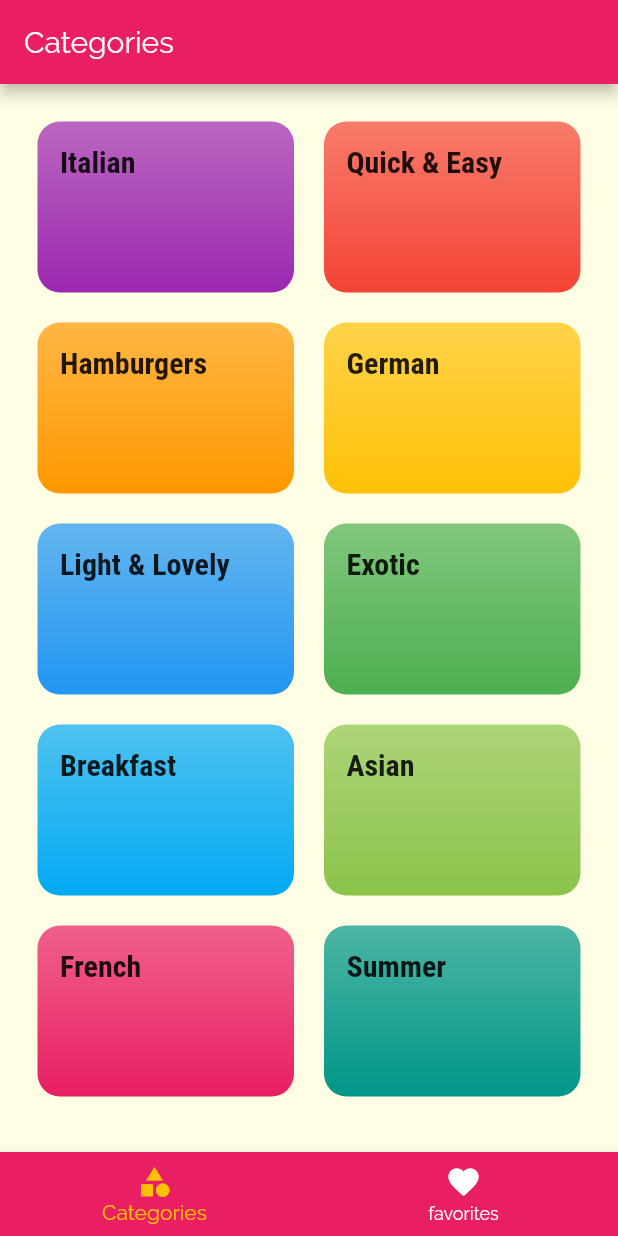
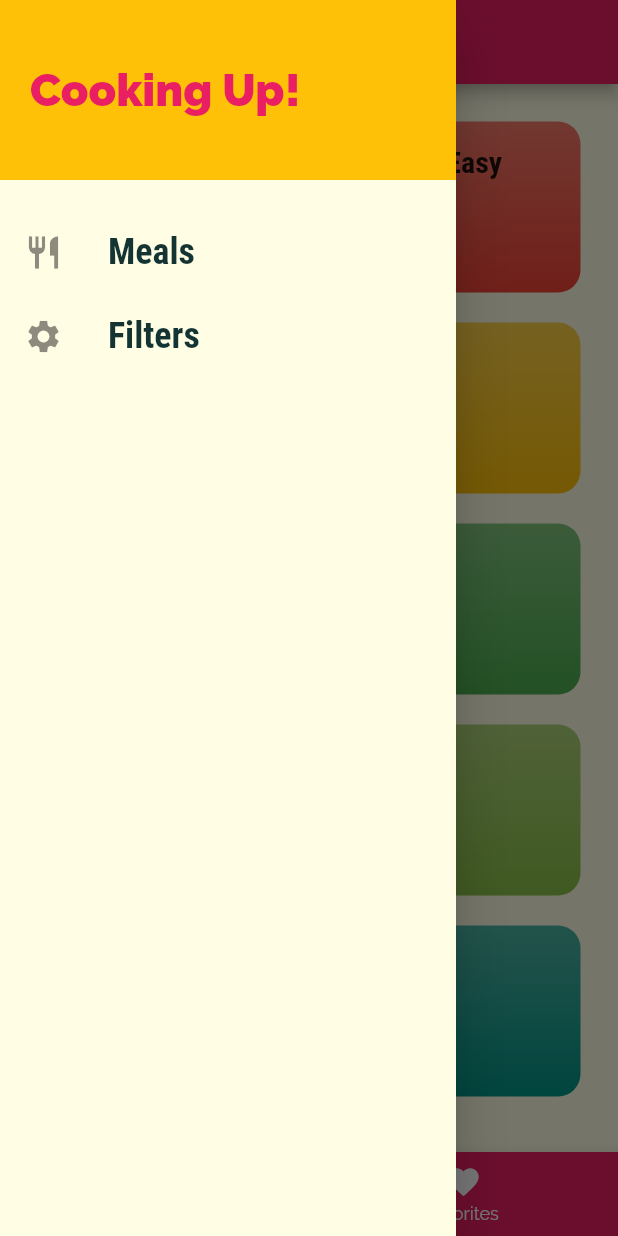
Before and after one commit to hatem1055/flutter-meals-app, a Flutter app: the screen it shows after launch, with the side drawer open (before the commit the screen has no drawer), on a phone screen of 412 x 824 dp. Run offline on Flutter 3.47's test engine with Material 2 defaults, Android fonts, the phone set to English and light mode, and no system bars.

Commit message:
drawer links + delete unliked meals

```diff
--- a/lib/main.dart
+++ b/lib/main.dart
@@ -1,4 +1,5 @@
 import 'package:flutter/material.dart';
+import 'package:meals_app/screens/settings/settings-main.dart';
 import 'package:meals_app/screens/tabs-screen/tabs_screen.dart';
 
 import './screens/categories_screen/categories_main.dart';
@@ -37,7 +38,8 @@ class MyApp extends StatelessWidget {
       routes: {
         '/': (ctx) => TabsScreen(),
         CategoryMealsScreen.routName: (ctx) => CategoryMealsScreen(),
-        MealDetailsMain.routName : (ctx) => MealDetailsMain()
+        MealDetailsMain.routName : (ctx) => MealDetailsMain(),
+        Settings.routeName : (ctx) => Settings()
       },
       onUnknownRoute: (settings){
         return MaterialPageRoute(builder: (_) => CategoriesScreen());
--- a/lib/screens/meal_deatails/meal_details_main.dart
+++ b/lib/screens/meal_deatails/meal_details_main.dart
@@ -34,6 +34,12 @@ class MealDetailsMain extends StatelessWidget {
     return Scaffold(
       appBar: AppBar(
         title: Text(meal.title),
+      ),
+      floatingActionButton: FloatingActionButton(
+        child: Icon(Icons.delete),
+        onPressed: (){
+          Navigator.of(context).pop(meal.id);
+        },
       ),
       body: SingleChildScrollView(
         child: Column(children: [
--- /dev/null
+++ b/lib/screens/tabs-screen/drawer.dart
@@ -0,0 +1,50 @@
+import 'package:flutter/material.dart';
+import 'package:meals_app/screens/settings/settings-main.dart';
+
+class MainDrawer extends StatelessWidget {
+  Widget buildDrawerLink(BuildContext ctx,String text, IconData icon, String route) {
+    return ListTile(
+      leading: Icon(
+        icon,
+        size: 26,
+      ),
+      title: Text(
+        text,
+        style: TextStyle(
+            fontFamily: 'RobotoCondensed',
+            fontSize: 24,
+            fontWeight: FontWeight.bold),
+      ),
+      onTap: () {
+          Navigator.of(ctx).pushNamed(route);
+        },
+    );
+  }
+
+  @override
+  Widget build(BuildContext context) {
+    return Drawer(
+      child: Column(children: [
+        Container(
+          height: 120,
+          width: double.infinity,
+          padding: EdgeInsets.all(20),
+          alignment: Alignment.centerLeft,
+          color: Theme.of(context).accentColor,
+          child: Text(
+            'Cooking Up!',
+            style: TextStyle(
+                fontWeight: FontWeight.w900,
+                fontSize: 30,
+                color: Theme.of(context).primaryColor),
+          ),
+        ),
+        SizedBox(
+          height: 20,
+        ),
+        buildDrawerLink(context,'Meals', Icons.restaurant,'/' ),
+        buildDrawerLink(context,'Filters', Icons.settings,Settings.routeName)
+      ]),
+    );
+  }
+}
--- a/lib/screens/tabs-screen/tabs_screen.dart
+++ b/lib/screens/tabs-screen/tabs_screen.dart
@@ -1,6 +1,8 @@
 import 'package:flutter/material.dart';
 import 'package:meals_app/screens/categories_screen/categories_main.dart';
 import 'package:meals_app/screens/favorits_screen/favourits_main.dart';
+import 'package:meals_app/screens/tabs-screen/drawer.dart';
+
 
 class TabsScreen extends StatefulWidget {
   @override
@@ -8,16 +10,18 @@ class TabsScreen extends StatefulWidget {
 }
 
 class _TabsScreenState extends State<TabsScreen> {
-  final List<Map<String,dynamic>> pages = [
-    {'widget' : CategoriesScreen(),'title' : 'Categories'},
-    {'widget' : Favourits(),'title' : 'Favorites'}
+  final List<Map<String, dynamic>> pages = [
+    {'widget': CategoriesScreen(), 'title': 'Categories'} ,
+    {'widget': Favourits(), 'title': 'Favorites'}
   ];
   int selectedPageIndex = 0;
-  void selectPage(index){
+  void selectPage(index) {
     setState(() {
       selectedPageIndex = index;
     });
   }
+
+
   @override
   Widget build(BuildContext context) {
     return Scaffold(
@@ -29,23 +33,22 @@ class _TabsScreenState extends State<TabsScreen> {
         unselectedItemColor: Colors.white,
         selectedItemColor: Theme.of(context).accentColor,
         currentIndex: selectedPageIndex,
-        onTap: (index){
+        onTap: (index) {
           selectPage(index);
         },
         backgroundColor: Theme.of(context).primaryColor,
         items: [
           BottomNavigationBarItem(
-            icon: Icon(Icons.category),
-            label: 'Categories',
-            backgroundColor: Theme.of(context).primaryColor
-          ),
+              icon: Icon(Icons.category),
+              label: 'Categories',
+              backgroundColor: Theme.of(context).primaryColor),
           BottomNavigationBarItem(
-            icon: Icon(Icons.favorite),
-            label: 'favorites',
-            backgroundColor: Theme.of(context).primaryColor
-          )
+              icon: Icon(Icons.favorite),
+              label: 'favorites',
+              backgroundColor: Theme.of(context).primaryColor),
         ],
       ),
+      drawer: MainDrawer(),
     );
   }
 }
```
Also changed, not shown: lib/screens/category_meals/category_meal.dart (+7 -3 lines), lib/screens/category_meals/category_meals_main.dart (+27 -6 lines), lib/screens/settings/settings-main.dart (added, +17 -0 lines).
